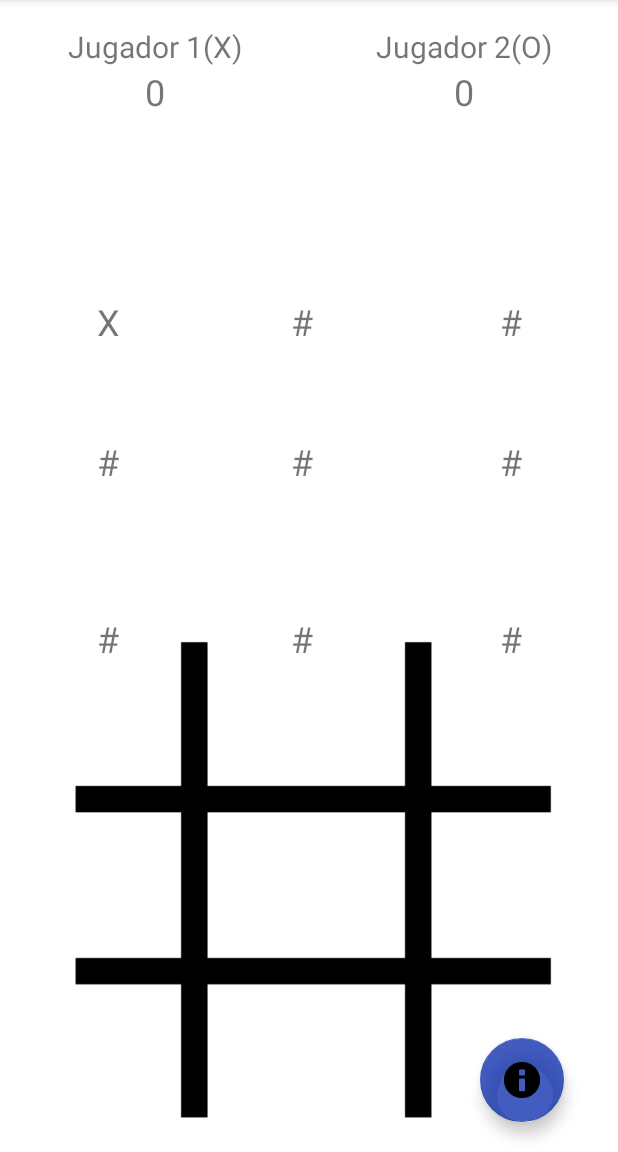
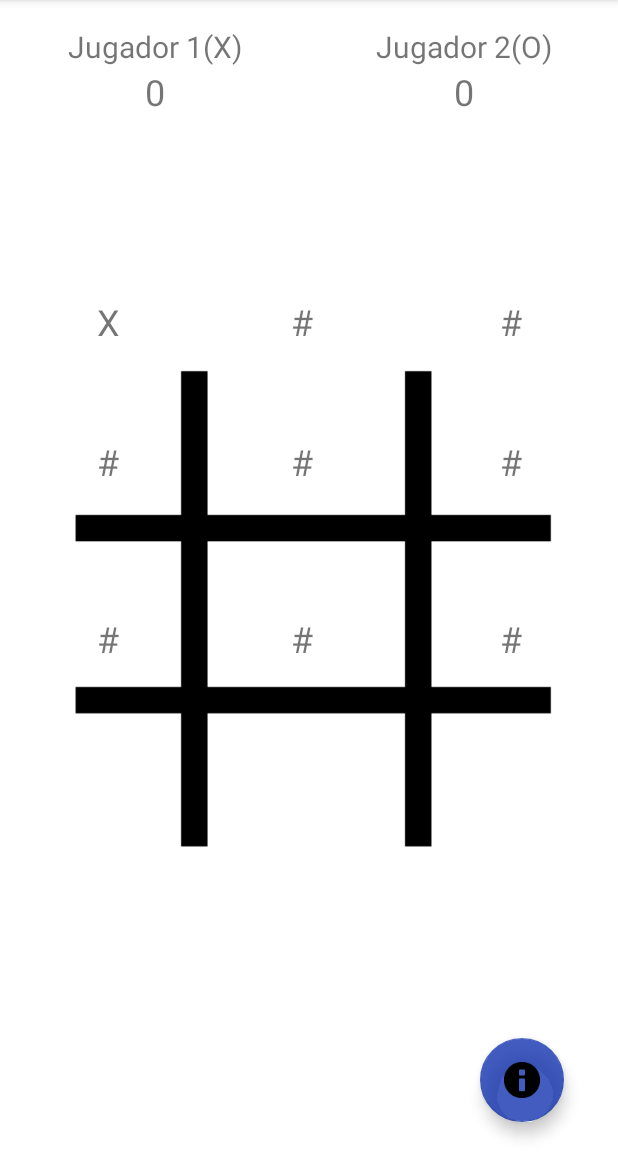
Before and after one commit to JUANJOSEUSER/beta_version_final, an Android app: the act_juego screen opened directly, with no data from a screen before it, in the options menu, after a tap on "opciones", on a phone screen of 412 x 824 dp, the part 84-1236 px from its top. Run offline under Robolectric (Android 15) with nearby library versions, the phone set to English and light mode, and no system bars.

Commit message:
parte mejorada

```diff
--- a/app/src/main/java/com/example/beta_version_1/informacion_usuario.java
+++ b/app/src/main/java/com/example/beta_version_1/informacion_usuario.java
@@ -2,7 +2,9 @@ package com.example.beta_version_1;
 
 import androidx.appcompat.app.AppCompatActivity;
 
+import android.content.Context;
 import android.content.Intent;
+import android.content.SharedPreferences;
 import android.database.Cursor;
 import android.database.sqlite.SQLiteDatabase;
 import android.os.Bundle;
@@ -12,24 +14,28 @@ public class informacion_usuario extends AppCompatActivity {
     base_datos admin;
     String usuario,pass;
     TextView user,contra;
+    MainActivity inicio=new MainActivity();
+
     @Override
     protected void onCreate(Bundle savedInstanceState) {
         super.onCreate(savedInstanceState);
         setContentView(R.layout.activity_informacion_usuario);
-        admin=new base_datos(this,"bd1",null,1);
-        Intent datos=new Intent();
-        usuario=datos.getStringExtra("usuario");
-        pass=datos.getStringExtra("pass");
         user=findViewById(R.id.select_usuario);
         contra=findViewById(R.id.select_pass);
-        new informacion_usuario();
+        admin=new base_datos(this,"bd1",null,1);
+        informacion_de_usuario();
     }
     public void informacion_de_usuario(){
-        SQLiteDatabase d=admin.getWritableDatabase();
-        Cursor resultado=d.rawQuery("Select nombre,pass from usuario='"+usuario+"'and pass='"+pass+"'",null);
-        if (resultado.moveToFirst()){
-        user.setText(resultado.getString(1));
-        contra.setText(resultado.getString(2));
+        SQLiteDatabase tabla=admin.getWritableDatabase();
+        Cursor a=tabla.rawQuery("select * from usuario where nombre='"+sacar_referencias()+"'",null);
+        if (a.moveToFirst()){
+            user.setText(a.getString(1));
+            contra.setText(a.getString(2));
         }
+
+    }
+    public String sacar_referencias(){
+        SharedPreferences referencia=getSharedPreferences("cuenta_informacio", Context.MODE_PRIVATE);
+        return  referencia.getString("usuario",null);
     }
 }
--- a/app/src/main/res/layout/activity_act_juego.xml
+++ b/app/src/main/res/layout/activity_act_juego.xml
@@ -176,7 +176,7 @@
         app:layout_constraintHorizontal_bias="0.51"
         app:layout_constraintStart_toStartOf="parent"
         app:layout_constraintTop_toTopOf="parent"
-        app:layout_constraintVertical_bias="1.0"
+        app:layout_constraintVertical_bias="0.53"
         app:srcCompat="@drawable/gato__1_" />
 
     <LinearLayout
--- a/app/src/main/res/layout/activity_informacion_usuario.xml
+++ b/app/src/main/res/layout/activity_informacion_usuario.xml
@@ -62,6 +62,7 @@
                     android:layout_width="wrap_content"
                     android:layout_height="wrap_content"
                     android:layout_margin="20dp"
+                    android:inputType="textPassword"
                     android:text="TextView"
                     android:textSize="34sp" />
             </TableRow>
```
Also changed, not shown: app/src/main/java/com/example/beta_version_1/MainActivity.java (+13 -0 lines), app/src/main/java/com/example/beta_version_1/plantilla_usuario.java (+8 -0 lines), app/src/main/java/com/example/beta_version_1/verificacion_juego.java (+7 -2 lines).
